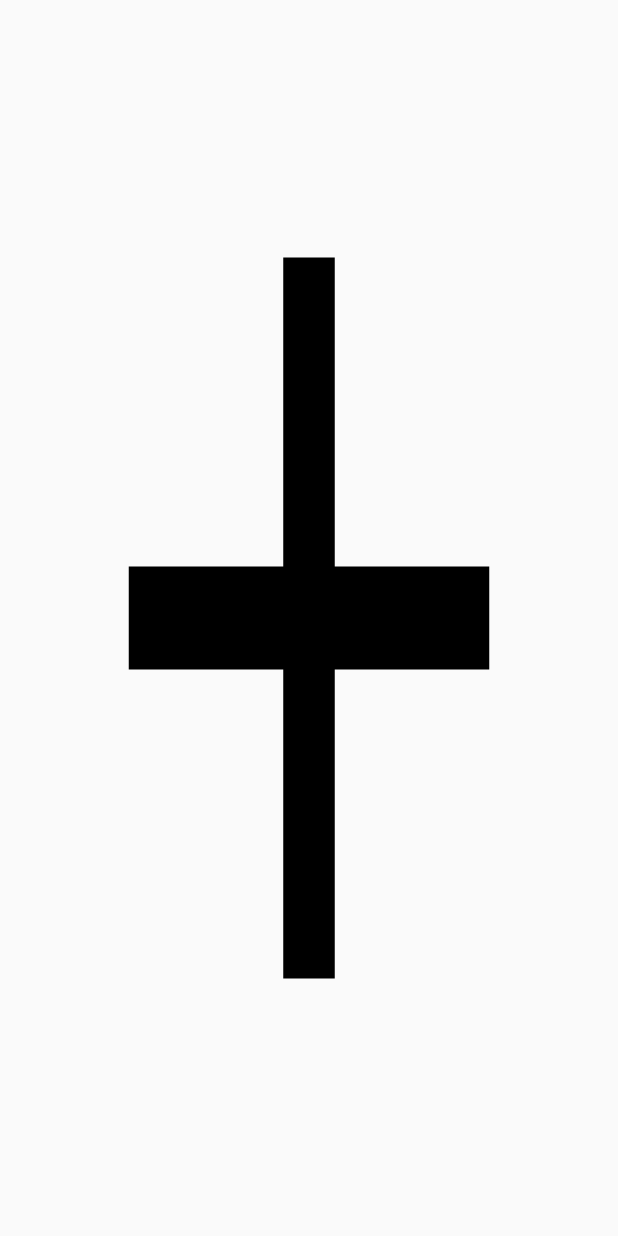
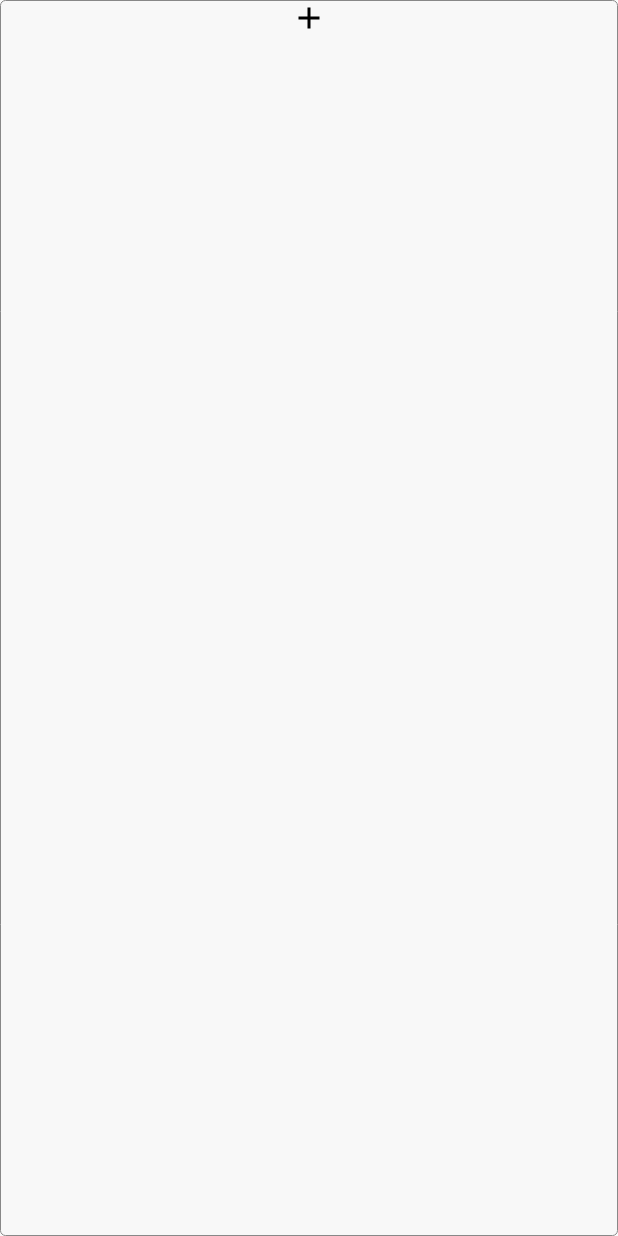
Before and after one commit to AndreGloria/SmartEnvironment, an Android app: the layout fragment_grid_sensor_item.xml on its own in the app's theme, with its tools: preview values and no code run, on a phone screen of 412 x 824 dp. Run offline under Robolectric (Android 15) with nearby library versions, the phone set to English and light mode, and no system bars.

Commit message:
GridView added to show sensor information

```diff
--- a/App/SmartEnvironment/app/src/main/java/com/andregloria/smartenvironment/utils/CurrentSensors.java
+++ b/App/SmartEnvironment/app/src/main/java/com/andregloria/smartenvironment/utils/CurrentSensors.java
@@ -93,7 +93,7 @@ public class CurrentSensors  extends AsyncTask<Void, Void, Void> {
 
     @Override
     protected void onPostExecute(Void aVoid) {
-
+        mainActivity.notifyAdapterOfDataChanged();
     }
 
 }
--- /dev/null
+++ b/App/SmartEnvironment/app/src/main/res/drawable/grid_item_background.xml
@@ -0,0 +1,9 @@
+<shape xmlns:android="http://schemas.android.com/apk/res/android"
+    android:shape="rectangle">
+    <solid android:color="#F8F8F8" />
+    <corners
+        android:radius="3dp" />
+    <stroke
+        android:width="0.5dp"
+        android:color="#888888" />
+</shape>
--- a/App/SmartEnvironment/app/src/main/res/layout/content_main.xml
+++ b/App/SmartEnvironment/app/src/main/res/layout/content_main.xml
@@ -26,8 +26,9 @@
         android:id="@+id/grdSensors"
         android:layout_below="@+id/tv_Monitor"
         tools:listitem="@layout/fragment_grid_sensor_item"
-        android:numColumns="4"
-        android:visibility="gone">
+        android:numColumns="2"
+        android:verticalSpacing="10dp"
+        android:horizontalSpacing="10dp">
 
     </GridView>
 </RelativeLayout>
--- a/App/SmartEnvironment/app/src/main/res/layout/fragment_grid_sensor_item.xml
+++ b/App/SmartEnvironment/app/src/main/res/layout/fragment_grid_sensor_item.xml
@@ -1,14 +1,44 @@
 <?xml version="1.0" encoding="utf-8"?>
 <LinearLayout xmlns:android="http://schemas.android.com/apk/res/android"
     android:orientation="vertical" android:layout_width="match_parent"
-    android:layout_height="match_parent">
+    android:layout_height="match_parent"
+    android:background="@drawable/grid_item_background">
+
 
     <ImageView
+        android:id="@+id/iv_grid_sensorimg"
+
+        android:layout_alignParentStart="true"
+        android:layout_alignParentTop="true"
+        android:layout_width="wrap_content"
+        android:layout_height="wrap_content"
+        android:layout_gravity="top|center_horizontal"
+        android:adjustViewBounds="true"
+        android:src="@drawable/ic_add_24dp"
+        />
+
+    <RelativeLayout
         android:layout_width="match_parent"
-        android:layout_height="match_parent"
-        android:id="@+id/iv_grid_MovieCover"
-        android:scaleType="fitXY"
-        android:minHeight="100dp"
-        android:src="@drawable/ic_add_24dp"/>
+        android:layout_height="wrap_content">
+        <TextView
+            android:id="@+id/etNome"
+            android:layout_width="match_parent"
+            android:layout_height="wrap_content"
+            android:textSize="8pt"
+            android:textColor="#000"
+            android:textAlignment="center" />
+
+        <TextView
+            android:layout_width="wrap_content"
+            android:layout_height="wrap_content"
+            android:textAppearance="?android:attr/textAppearanceMedium"
+            android:id="@+id/etValue"
+            android:layout_below="@+id/etNome"
+            android:layout_alignParentStart="true"
+            android:layout_alignParentEnd="true"
+            android:textColor="#000"
+            android:textAlignment="center" />
+
+    </RelativeLayout>
 
 </LinearLayout>
```
Also changed, not shown: App/SmartEnvironment/app/src/main/java/com/andregloria/smartenvironment/MainActivity.java (+9 -6 lines), App/SmartEnvironment/app/src/main/java/com/andregloria/smartenvironment/view/SensorAdapterGrid.java (+12 -2 lines).
